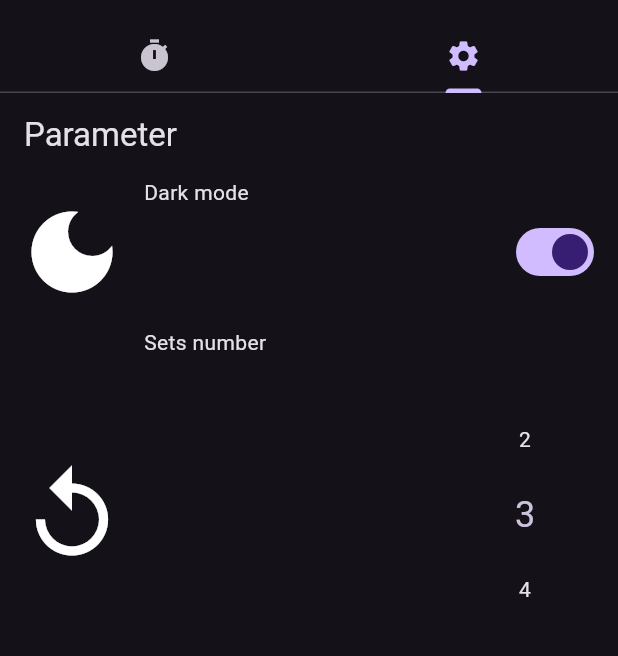
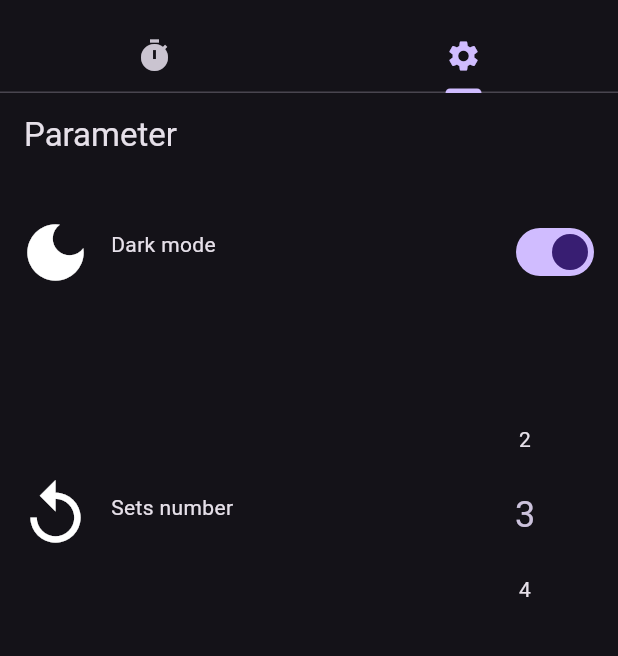
Before and after one commit to tlievre/fitness_stopwatch_app, a Flutter app: the screen it shows after launch, tab 2 chosen, on a phone screen of 412 x 824 dp, the part 63-719 px from its top. Run offline on Flutter 3.47's test engine with Material 3 defaults, Android fonts, the phone set to English and light mode, and no system bars; drawn by our look-alikes of numberpicker.

Commit message:
align text given icon on the CustomListTile widget

```diff
--- a/lib/pages/parameter_page.dart
+++ b/lib/pages/parameter_page.dart
@@ -19,7 +19,7 @@ class ParameterPage extends StatelessWidget {
         children: [
           CustomListTile(
             height: 100,
-            leading: Icon(Icons.dark_mode, size: 72),
+            leading: Icon(Icons.dark_mode, size: 50),
             title: Text('Dark mode'),
             trailing: Switch(
               value: isDarkMode,
@@ -32,7 +32,7 @@ class ParameterPage extends StatelessWidget {
           ),
           CustomListTile(
             height: 250,
-            leading: Icon(Icons.replay, size: 72),
+            leading: Icon(Icons.replay, size: 50),
             title: Text('Sets number'),
             trailing: NumberPicker(
               value: timerProvider.setNumber,
--- a/lib/widgets/custom_list_tile.dart
+++ b/lib/widgets/custom_list_tile.dart
@@ -53,6 +53,8 @@ class CustomListTile extends StatelessWidget {
                   // Column layout for title and subtitle
                   crossAxisAlignment:
                       CrossAxisAlignment.start, // Align text left
+                  mainAxisAlignment:
+                      MainAxisAlignment.center, // align text center
                   children: [
                     title ?? const SizedBox(), // Display title or empty space
                     const SizedBox(
```
